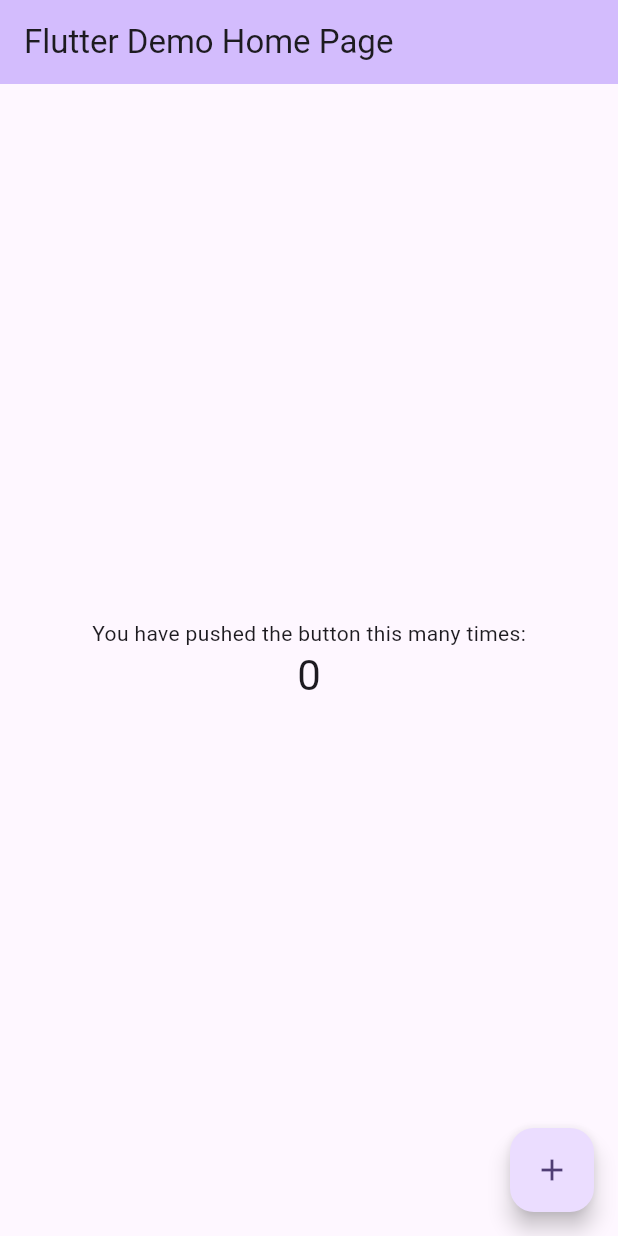
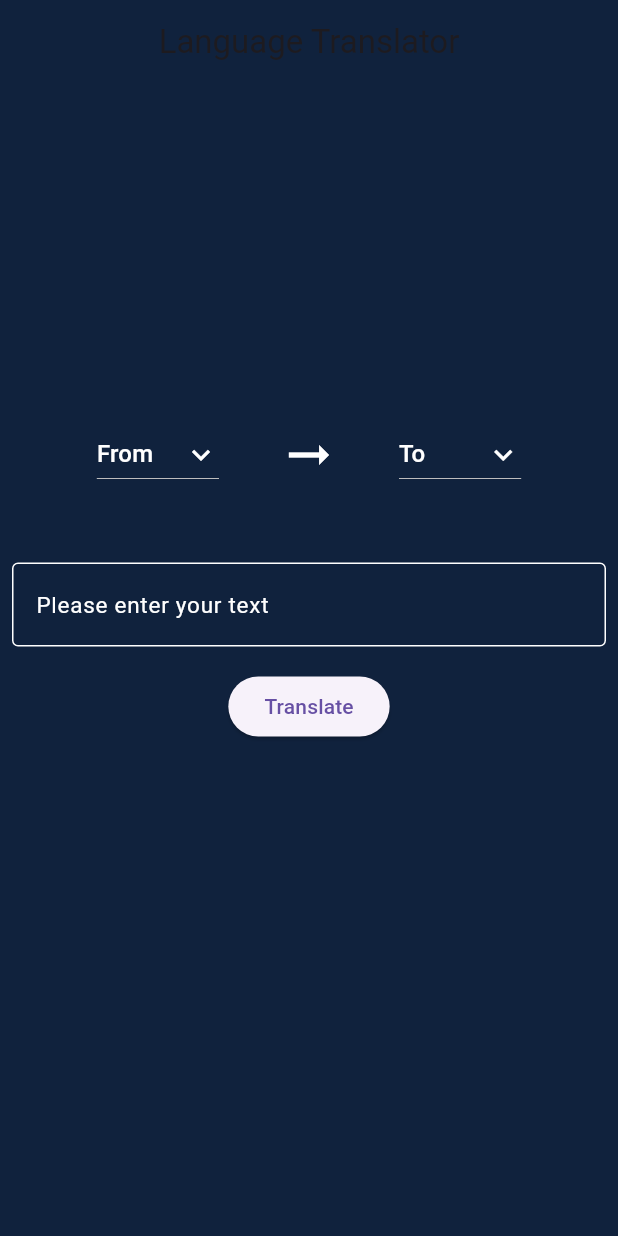
Before and after one commit to UKaanK/languagetranslator, a Flutter app: the screen it shows after launch, on a phone screen of 412 x 824 dp. Run offline on Flutter 3.47's test engine with Material 3 defaults, Android fonts, the phone set to English and light mode, and no system bars; missing offline and left inert: translator.

Commit message:
commit
son güncellemeler başarıyla yapıldı

```diff
--- a/lib/main.dart
+++ b/lib/main.dart
@@ -1,125 +1,19 @@
 import 'package:flutter/material.dart';
+import 'package:languagetranslator/screens/language_translation.dart';
 
 void main() {
-  runApp(const MyApp());
+  runApp(const MainPage());
 }
 
-class MyApp extends StatelessWidget {
-  const MyApp({super.key});
+class MainPage extends StatelessWidget {
+  const MainPage({super.key});
 
-  // This widget is the root of your application.
   @override
   Widget build(BuildContext context) {
-    return MaterialApp(
+    return const MaterialApp(
       title: 'Flutter Demo',
-      theme: ThemeData(
-        // This is the theme of your application.
-        //
-        // TRY THIS: Try running your application with "flutter run". You'll see
-        // the application has a purple toolbar. Then, without quitting the app,
-        // try changing the seedColor in the colorScheme below to Colors.green
-        // and then invoke "hot reload" (save your changes or press the "hot
-        // reload" button in a Flutter-supported IDE, or press "r" if you used
-        // the command line to start the app).
-        //
-        // Notice that the counter didn't reset back to zero; the application
-        // state is not lost during the reload. To reset the state, use hot
-        // restart instead.
-        //
-        // This works for code too, not just values: Most code changes can be
-        // tested with just a hot reload.
-        colorScheme: ColorScheme.fromSeed(seedColor: Colors.deepPurple),
-        useMaterial3: true,
-      ),
-      home: const MyHomePage(title: 'Flutter Demo Home Page'),
+      debugShowCheckedModeBanner: false,
+      home:  LanguageTranslationPage(),
     );
   }
 }
-
-class MyHomePage extends StatefulWidget {
-  const MyHomePage({super.key, required this.title});
-
-  // This widget is the home page of your application. It is stateful, meaning
-  // that it has a State object (defined below) that contains fields that affect
-  // how it looks.
-
-  // This class is the configuration for the state. It holds the values (in this
-  // case the title) provided by the parent (in this case the App widget) and
-  // used by the build method of the State. Fields in a Widget subclass are
-  // always marked "final".
-
-  final String title;
-
-  @override
-  State<MyHomePage> createState() => _MyHomePageState();
-}
-
-class _MyHomePageState extends State<MyHomePage> {
-  int _counter = 0;
-
-  void _incrementCounter() {
-    setState(() {
-      // This call to setState tells the Flutter framework that something has
-      // changed in this State, which causes it to rerun the build method below
-      // so that the display can reflect the updated values. If we changed
-      // _counter without calling setState(), then the build method would not be
-      // called again, and so nothing would appear to happen.
-      _counter++;
-    });
-  }
-
-  @override
-  Widget build(BuildContext context) {
-    // This method is rerun every time setState is called, for instance as done
-    // by the _incrementCounter method above.
-    //
-    // The Flutter framework has been optimized to make rerunning build methods
-    // fast, so that you can just rebuild anything that needs updating rather
-    // than having to individually change instances of widgets.
-    return Scaffold(
-      appBar: AppBar(
-        // TRY THIS: Try changing the color here to a specific color (to
-        // Colors.amber, perhaps?) and trigger a hot reload to see the AppBar
-        // change color while the other colors stay the same.
-        backgroundColor: Theme.of(context).colorScheme.inversePrimary,
-        // Here we take the value from the MyHomePage object that was created by
-        // the App.build method, and use it to set our appbar title.
-        title: Text(widget.title),
-      ),
-      body: Center(
-        // Center is a layout widget. It takes a single child and positions it
-        // in the middle of the parent.
-        child: Column(
-          // Column is also a layout widget. It takes a list of children and
-          // arranges them vertically. By default, it sizes itself to fit its
-          // children horizontally, and tries to be as tall as its parent.
-          //
-          // Column has various properties to control how it sizes itself and
-          // how it positions its children. Here we use mainAxisAlignment to
-          // center the children vertically; the main axis here is the vertical
-          // axis because Columns are vertical (the cross axis would be
-          // horizontal).
-          //
-          // TRY THIS: Invoke "debug painting" (choose the "Toggle Debug Paint"
-          // action in the IDE, or press "p" in the console), to see the
-          // wireframe for each widget.
-          mainAxisAlignment: MainAxisAlignment.center,
-          children: <Widget>[
-            const Text(
-              'You have pushed the button this many times:',
-            ),
-            Text(
-              '$_counter',
-              style: Theme.of(context).textTheme.headlineMedium,
-            ),
-          ],
-        ),
-      ),
-      floatingActionButton: FloatingActionButton(
-        onPressed: _incrementCounter,
-        tooltip: 'Increment',
-        child: const Icon(Icons.add),
-      ), // This trailing comma makes auto-formatting nicer for build methods.
-    );
-  }
-}
--- /dev/null
+++ b/lib/screens/language_translation.dart
@@ -0,0 +1,157 @@
+import 'package:flutter/material.dart';
+import 'package:translator/translator.dart';
+
+class LanguageTranslationPage extends StatefulWidget {
+  const LanguageTranslationPage({super.key});
+
+  @override
+  State<LanguageTranslationPage> createState() => _LanguageTranslationPageState();
+}
+
+class _LanguageTranslationPageState extends State<LanguageTranslationPage> {
+  var languages = ["Turkish","English","German"];
+  var originLanguage= "From";
+  var destinationLanguage="To";
+  var output="";
+  TextEditingController languageController = TextEditingController();
+
+  void translate (String src,String dest,String input) async{
+    GoogleTranslator translator = new GoogleTranslator();
+    var translation = await translator.translate(input,from: src,to: dest);
+    setState(() {
+      output=translation.text.toString();
+    });
+
+    if (src=='--' || dest=='--') {
+      setState(() {
+        output="Fail to Translator";
+      });
+    }
+  }
+
+  String getLanguageCode(String language){
+    if (language=="English") {
+      return 'en';
+    } else if(language=="Turkish") {
+      return 'tr';
+    } else if(language =="German"){
+      return 'de';
+    }
+    return '--';
+  }
+
+
+  @override
+  Widget build(BuildContext context) {
+    return Scaffold(
+      backgroundColor: Color(0xff10223d),
+      appBar: AppBar(
+        title: Text("Language Translator"),
+        centerTitle: true,
+        backgroundColor: Color(0xff10223d),
+        elevation: 0,
+      ),
+      body: Center(
+        child: SingleChildScrollView(
+          child: Column(
+            children: [
+              Row(
+                mainAxisAlignment: MainAxisAlignment.center,
+                children: [
+                  DropdownButton(
+                    items: languages.map((String dropDownStringItems) {
+                        return DropdownMenuItem(child: Text(dropDownStringItems),
+                        value: dropDownStringItems,
+                        );
+                    }).toList(),
+                     onChanged: (String? value) {
+                       setState(() {
+                         originLanguage=value!;
+                       });
+                     },
+                     focusColor: Colors.white,
+                     iconDisabledColor: Colors.white,
+                     iconEnabledColor: Colors.white,
+                     hint: Text(originLanguage,style: TextStyle(color: Colors.white),),
+                     dropdownColor: Colors.white,
+                     icon: Icon(Icons.keyboard_arrow_down),
+                     ),
+                     SizedBox(width: 40,),
+                     Icon(Icons.arrow_right_alt_outlined,color: Colors.white,size: 40,),
+                     SizedBox(width: 40),
+                    DropdownButton(
+                    items: languages.map((String dropDownStringItems) {
+                        return DropdownMenuItem(child: Text(dropDownStringItems),
+                        value: dropDownStringItems,
+                        );
+                    }).toList(),
+                     onChanged: (String? value) {
+                       setState(() {
+                         destinationLanguage=value!;
+                       });
+                     },
+                     focusColor: Colors.white,
+                     iconDisabledColor: Colors.white,
+                     iconEnabledColor: Colors.white,
+                     hint: Text(destinationLanguage,style: TextStyle(color: Colors.white),),
+                     dropdownColor: Colors.white,
+                     icon: Icon(Icons.keyboard_arrow_down),
+                     ),
+                ],
+              ),
+
+              SizedBox(height: 40,),
+              Padding(
+                padding: const EdgeInsets.all(8.0),
+                child: TextFormField(
+                  decoration: InputDecoration(
+                      labelText: "Please enter your text",
+                      labelStyle: TextStyle(
+                        fontSize: 15,
+                        color: Colors.white,
+                      ),
+                      border: OutlineInputBorder(
+                        borderSide: BorderSide(
+                          color: Colors.white,
+                          width: 1
+                        ),
+
+                      ),
+                      enabledBorder: OutlineInputBorder(
+                        borderSide: BorderSide(
+                          color: Colors.white,
+                          width: 1
+                        )
+                      ),
+                      errorStyle: TextStyle(color: Colors.red,fontSize: 15)
+                  ),
+                  controller: languageController,
+                  validator:(value) {
+                    if (value==null || value.isEmpty ) {
+                      return "Please Enter text to translate";
+                    }
+                    null;
+                  },
+                  autofocus: false,
+                  style: TextStyle(color: Colors.white),
+                  cursorColor: Colors.white,
+                ),
+              ),
+              Padding(
+                padding: const EdgeInsets.all(8.0),
+                child: ElevatedButton(
+                  onPressed: (){
+                    translate(getLanguageCode(originLanguage), getLanguageCode(destinationLanguage), languageController.text.toString());
+                  },
+                  child: Text("Translate")
+                   ),
+              ),
+              SizedBox(height: 40,),
+              Text("\n$output",style: TextStyle(color: Colors.white,fontWeight: FontWeight.bold,fontSize: 20),)
+            ],
+          ),
+        ),
+      ),
+    );
+  }
+}
--- a/pubspec.yaml
+++ b/pubspec.yaml
@@ -35,6 +35,7 @@ dependencies:
   # The following adds the Cupertino Icons font to your application.
   # Use with the CupertinoIcons class for iOS style icons.
   cupertino_icons: ^1.0.6
+  translator: ^1.0.0
 
 dev_dependencies:
   flutter_test:
```
Also changed, not shown: pubspec.lock, 1 other file.
